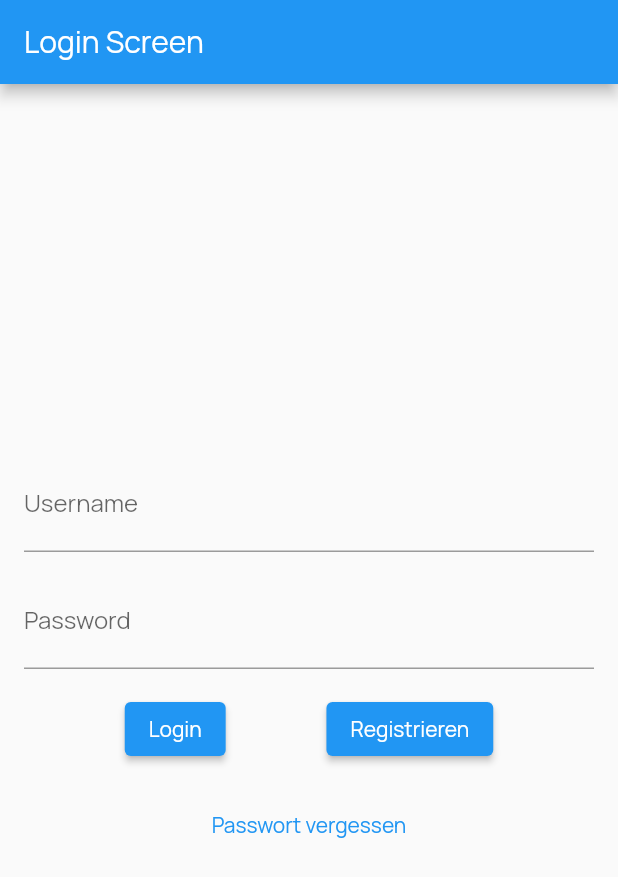
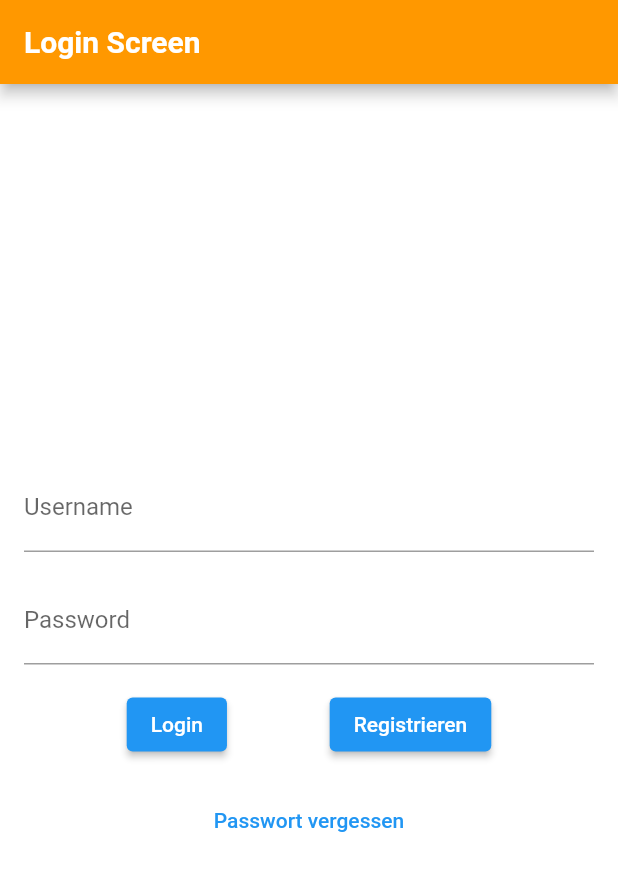
Before and after one commit to Azubis/PointCollector, a Flutter app: the screen it shows after launch, on a phone screen of 412 x 824 dp. Shown: the top 877 px of the screen. Run offline on Flutter 3.47's test engine with Material 2 defaults, Android fonts, the phone set to English and light mode, and no system bars; our stand-ins replace flutter_riverpod, logger.

Commit message:
modified business screen

```diff
--- a/frontend/lib/main.dart
+++ b/frontend/lib/main.dart
@@ -1,8 +1,9 @@
 import 'package:PointCollector/screens/login_screen.dart';
 import 'package:flutter_riverpod/flutter_riverpod.dart';
 import 'package:logger/logger.dart';
-import 'package:PointCollector/screens/bottom_navigation_bar.dart';
+import 'package:PointCollector/screens/navigation.dart';
 import 'package:flutter/material.dart';
+import 'package:PointCollector/styles/global_theme.dart';
 
 void main() {
   Logger.level = Level.debug;
@@ -15,11 +16,8 @@ class MyApp extends StatelessWidget {
   @override
   Widget build(BuildContext context) {
     return MaterialApp(
-      title: 'Navigation Bar',
-      theme: ThemeData(
-        primarySwatch: Colors.blue,
-        fontFamily: 'Manrope',
-      ),
+      title: 'Point Collector',
+      theme: globalTheme,
       home: LoginScreen(),
       routes: {
         '/home': (context) => Navigation(),
--- a/frontend/lib/screens/detail_screen.dart
+++ b/frontend/lib/screens/detail_screen.dart
@@ -15,7 +15,7 @@ class DetailScreen extends StatefulWidget {
 class _DetailScreenState extends State<DetailScreen> {
   @override
   Widget build(BuildContext context) {
-    Business business = widget.business; // Access the Business object
+    Business business = widget.business;
 
     return Padding(
       padding: const EdgeInsets.all(16.0),
@@ -37,10 +37,6 @@ class _DetailScreenState extends State<DetailScreen> {
             style: TextStyle(fontSize: 16),
           ),
           SizedBox(height: 10),
-          Text(
-            'Points: ${business.points.toString()}',
-            style: TextStyle(fontSize: 16),
-          ),
         ],
       ),
     );
--- /dev/null
+++ b/frontend/lib/styles/global_theme.dart
@@ -0,0 +1,26 @@
+import 'package:flutter/material.dart';
+
+ThemeData globalTheme = ThemeData(
+  primaryColor: Colors.orange[500],
+  scaffoldBackgroundColor: Colors.white,
+  appBarTheme: AppBarTheme(
+    backgroundColor: Colors.orange[500],
+    titleTextStyle: TextStyle(
+      color: Colors.white,
+      fontSize: 20,
+      fontWeight: FontWeight.bold,
+    ),
+  ),
+/*
+  colorScheme: ColorScheme.light(
+    primary: Colors.orange[500],
+    secondary: Colors.orange[300],
+  ),
+*/
+  textTheme: TextTheme(
+    bodyText2: TextStyle(
+      color: Colors.black,
+      fontSize: 16,
+    ),
+  ),
+);
```
Also changed, not shown: frontend/lib/models/business_model.dart (+7 -11 lines), frontend/lib/repository/BusinessRepository.dart (+23 -0 lines), frontend/lib/screens/bottom_navigation_bar.dart (deleted, +0 -46 lines), frontend/lib/screens/home_screen.dart (+2 -33 lines), frontend/lib/screens/navigation.dart (added, +46 -0 lines), frontend/lib/states/riverpod_states.dart (+7 -7 lines), frontend/lib/utils/tuple.dart (added, +17 -0 lines), frontend/lib/widgets/business_list_widget.dart (added, +111 -0 lines), 3 other files.
